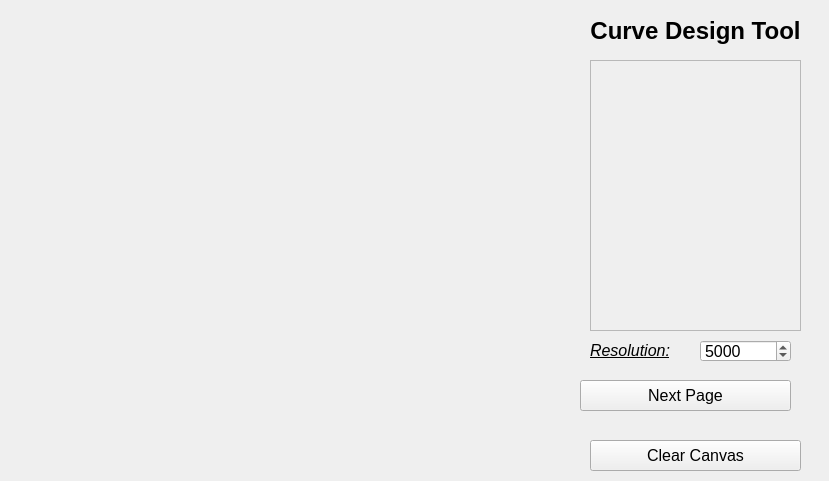
Above: src/ui/mainwindow.ui from Fang2896/2D-Curve-Design-Tool before the change. Below: the same form after it.
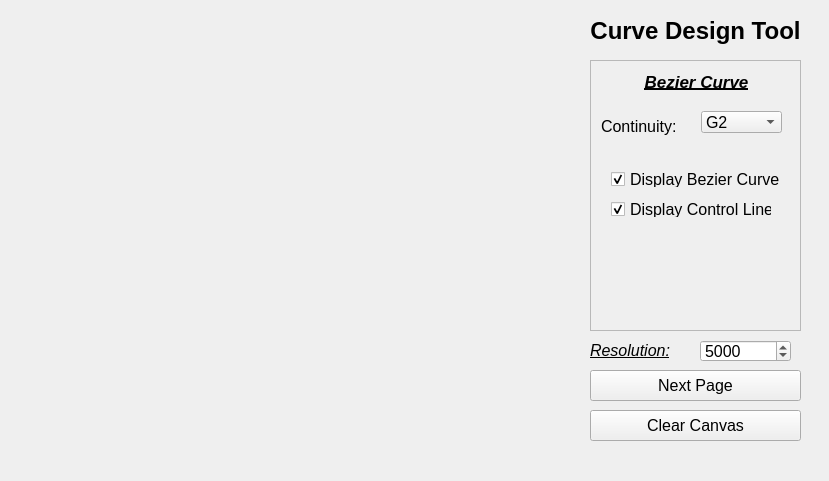
That is the form after the change. The open tabs and pages were chosen to show the change.

Commit message: add bezier curve and interaction

```diff
--- a/src/ui/mainwindow.ui
+++ b/src/ui/mainwindow.ui
@@ -369,7 +369,131 @@
      </property>
     </widget>
    </widget>
-   <widget class="QWidget" name="BezierPage"/>
+   <widget class="QWidget" name="BezierPage">
+    <widget class="QLabel" name="bezierCurveTitle">
+     <property name="geometry">
+      <rect>
+       <x>0</x>
+       <y>0</y>
+       <width>211</width>
+       <height>41</height>
+      </rect>
+     </property>
+     <property name="font">
+      <font>
+       <family>Arial</family>
+       <pointsize>13</pointsize>
+       <weight>75</weight>
+       <italic>true</italic>
+       <bold>true</bold>
+       <underline>true</underline>
+      </font>
+     </property>
+     <property name="text">
+      <string>Bezier Curve</string>
+     </property>
+     <property name="alignment">
+      <set>Qt::AlignCenter</set>
+     </property>
+    </widget>
+    <widget class="QComboBox" name="BezierContinuityComboBox">
+     <property name="geometry">
+      <rect>
+       <x>110</x>
+       <y>50</y>
+       <width>81</width>
+       <height>22</height>
+      </rect>
+     </property>
+     <property name="font">
+      <font>
+       <family>Arial</family>
+       <pointsize>12</pointsize>
+      </font>
+     </property>
+     <property name="currentIndex">
+      <number>2</number>
+     </property>
+     <item>
+      <property name="text">
+       <string>G0</string>
+      </property>
+     </item>
+     <item>
+      <property name="text">
+       <string>G1</string>
+      </property>
+     </item>
+     <item>
+      <property name="text">
+       <string>G2</string>
+      </property>
+     </item>
+    </widget>
+    <widget class="QLabel" name="bezierContinuityLabel">
+     <property name="geometry">
+      <rect>
+       <x>10</x>
+       <y>50</y>
+       <width>81</width>
+       <height>31</height>
+      </rect>
+     </property>
+     <property name="font">
+      <font>
+       <family>Arial</family>
+       <pointsize>12</pointsize>
+      </font>
+     </property>
+     <property name="text">
+      <string>Continuity: </string>
+     </property>
+    </widget>
+    <widget class="QCheckBox" name="displayControlLineCheckBox">
+     <property name="geometry">
+      <rect>
+       <x>20</x>
+       <y>140</y>
+       <width>161</width>
+       <height>16</height>
+      </rect>
+     </property>
+     <property name="font">
+      <font>
+       <family>Arial</family>
+       <pointsize>12</pointsize>
+      </font>
+     </property>
+     <property name="text">
+      <string>Display Control Line</string>
+     </property>
+     <property name="checked">
+      <bool>true</bool>
+     </property>
+    </widget>
+    <widget class="QCheckBox" name="displayBezierCurveCheckBox">
+     <property name="geometry">
+      <rect>
+       <x>20</x>
+       <y>110</y>
+       <width>181</width>
+       <height>16</height>
+      </rect>
+     </property>
+     <property name="font">
+      <font>
+       <family>Arial</family>
+       <pointsize>12</pointsize>
+      </font>
+     </property>
+     <property name="text">
+      <string>Display Bezier Curve</string>
+     </property>
+     <property name="checked">
+      <bool>true</bool>
+     </property>
+    </widget>
+   </widget>
   </widget>
   <widget class="QLabel" name="titleLabel">
    <property name="geometry">
@@ -399,7 +523,7 @@
    <property name="geometry">
     <rect>
      <x>590</x>
-     <y>440</y>
+     <y>410</y>
      <width>211</width>
      <height>31</height>
     </rect>
@@ -417,8 +541,8 @@
   <widget class="QPushButton" name="pageSwitchPushButton">
    <property name="geometry">
     <rect>
-     <x>580</x>
-     <y>380</y>
+     <x>590</x>
+     <y>370</y>
      <width>211</width>
      <height>31</height>
     </rect>
```
Left out of the diff: 2 changed lines with no effect on the pictures. The commit also changes 8 other files.
